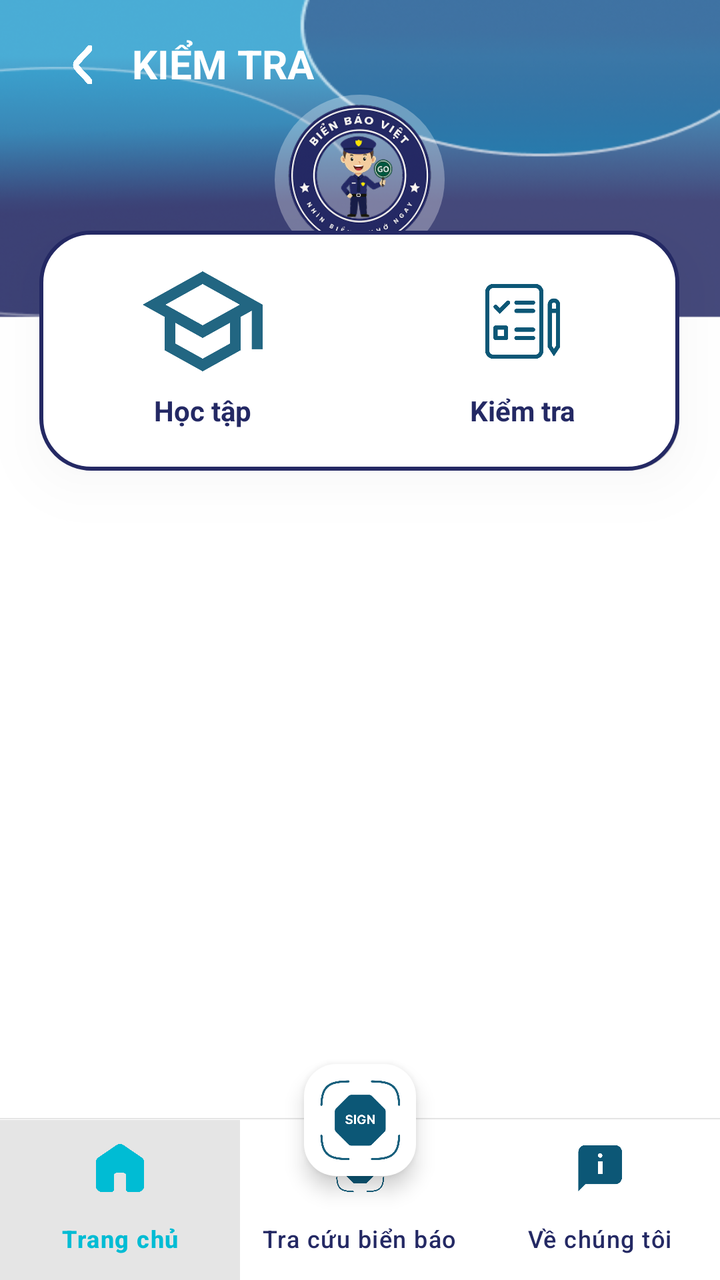
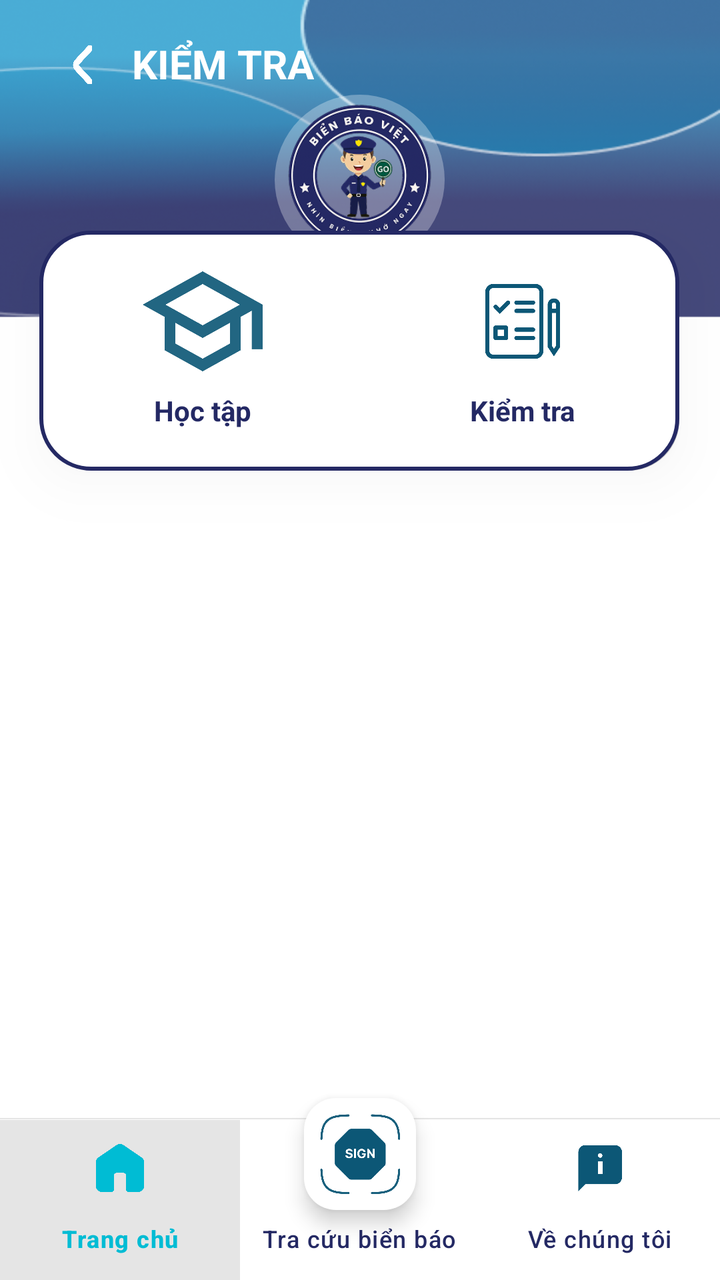

Compare the two renders of this Android layout. The source of the first and the diff that turns it into the second are given below.
<!-- AndroidManifest.xml: application theme Theme.MyApplication -->
<!-- res/layout/activity_home.xml -->
<?xml version="1.0" encoding="utf-8"?>
<androidx.constraintlayout.widget.ConstraintLayout xmlns:android="http://schemas.android.com/apk/res/android"
    xmlns:app="http://schemas.android.com/apk/res-auto"
    xmlns:tools="http://schemas.android.com/tools"
    android:id="@+id/main"
    android:layout_width="match_parent"
    android:layout_height="match_parent"
    android:background="@drawable/home"
    tools:context=".view.HomeActivity">

    <com.google.android.material.appbar.MaterialToolbar
        android:layout_width="match_parent"
        android:layout_height="?attr/actionBarSize"
        android:layout_alignParentTop="true"
        tools:ignore="MissingConstraints">

        <LinearLayout
            android:id="@+id/turnBack"
            android:layout_width="50dp"
            android:layout_height="match_parent"
            android:gravity="center">
            <ImageView
                android:layout_width="10dp"
                android:layout_height="20dp"
                android:background="@drawable/arrow_left">
            </ImageView>
        </LinearLayout>

        <TextView
            android:id="@+id/title_home"
            android:layout_width="wrap_content"
            android:layout_height="wrap_content"
            android:text="KIỂM TRA"
            android:textStyle="bold"
            android:textColor="@color/white"
            android:textSize="20dp"/>
    </com.google.android.material.appbar.MaterialToolbar>

    <LinearLayout
        android:id="@+id/group_content"
        android:layout_width="320dp"
        android:layout_height="120dp"
        android:gravity="center"
        android:background="@drawable/boder_squares_background"
        android:elevation="8dp"  android:translationZ="8dp" app:layout_constraintBottom_toBottomOf="parent"
        app:layout_constraintEnd_toEndOf="parent"
        app:layout_constraintHorizontal_bias="0.495"
        app:layout_constraintStart_toStartOf="parent"
        app:layout_constraintTop_toTopOf="parent"
        app:layout_constraintVertical_bias="0.222">

        <LinearLayout
            android:id="@+id/learn"
            android:layout_width="wrap_content"
            android:layout_height="wrap_content"
            android:gravity="center"
            android:layout_weight="1"
            android:orientation="vertical">

            <ImageView
                android:layout_width="60dp"
                android:layout_height="50dp"
                android:background="@drawable/learn"/>

            <TextView
                android:paddingTop="10dp"
                android:layout_width="wrap_content"
                android:layout_height="wrap_content"
                android:textStyle="bold"
                android:textSize="14dp"
                android:textColor="@color/blue"
                android:text="Học tập"/>

        </LinearLayout>

        <LinearLayout
            android:id="@+id/exam"
            android:layout_width="wrap_content"
            android:layout_height="wrap_content"
            android:gravity="center"
            android:layout_weight="1"
            android:orientation="vertical">

            <ImageView
                android:layout_width="50dp"
                android:layout_height="50dp"
                android:background="@drawable/exam"/>

            <TextView
                android:paddingTop="10dp"
                android:layout_width="wrap_content"
                android:layout_height="wrap_content"
                android:textStyle="bold"
                android:textSize="14dp"
                android:textColor="@color/blue"
                android:text="Kiểm tra"/>

        </LinearLayout>

    </LinearLayout>

    <androidx.recyclerview.widget.RecyclerView
        android:id="@+id/signAdapter"
        android:layout_width="match_parent"
        android:layout_height="485dp"
        app:layout_constraintTop_toBottomOf="@id/group_content"
        android:layout_marginBottom="0dp"
        android:layout_weight="1"
        android:padding="10dp"
        android:scrollbars="vertical"
        tools:ignore="MissingConstraints" />

    <RelativeLayout
        android:layout_width="match_parent"
        android:layout_height="match_parent"
        tools:layout_editor_absoluteX="16dp"
        tools:layout_editor_absoluteY="0dp">

        <View
            android:id="@+id/shadow_view"
            android:layout_width="match_parent"
            android:layout_height="1dp"
            android:layout_above="@+id/nav_view"
            android:background="@drawable/bottom_nav_shadow" />

        <com.google.android.material.bottomnavigation.BottomNavigationView
            android:id="@+id/nav_view"
            android:layout_width="match_parent"
            android:layout_height="wrap_content"
            android:layout_alignParentBottom="true"
            android:background="@color/white"
            android:elevation="8dp"
            app:itemBackground="@drawable/nav_item_background"
            app:itemIconTint="@color/nav_item_icon_color"
            app:itemTextColor="@color/nav_item_text_color"
            app:menu="@menu/menu" />


        <com.google.android.material.floatingactionbutton.FloatingActionButton
            android:id="@+id/scan"
            android:layout_width="wrap_content"
            android:layout_height="wrap_content"
            android:layout_alignParentBottom="true"
            android:layout_centerHorizontal="true"
            android:layout_marginBottom="52dp"
            android:clickable="false"
            android:focusable="false"
            android:src="@drawable/scan_at"
            app:backgroundTint="@color/white"
            app:fabSize="normal"
            app:itemTextColor="@color/blue"
            app:maxImageSize="40dp"
            app:tint="@null" />

        <LinearLayout
            android:id="@+id/toolbar"
            android:layout_width="match_parent"
            android:layout_height="180dp"
            android:layout_alignParentTop="true"
            android:gravity="center"
            tools:ignore="MissingConstraints">

            <ImageView
                android:layout_width="85dp"
                android:layout_height="85dp"
                android:background="@drawable/circle_background"
                android:scaleType="centerCrop"
                android:src="@drawable/logo" />
        </LinearLayout>
    </RelativeLayout>

</androidx.constraintlayout.widget.ConstraintLayout>
<!-- resources referenced by this layout -->
<resources>
  <color name="blue">#242964</color>
  <color name="white">#FFFFFFFF</color>
  <!-- drawable arrow_left: png bitmap (drawable-xhdpi, 4607 bytes) -->
  <!-- drawable boder_squares_background (drawable) -->
  <?xml version="1.0" encoding="utf-8"?>
  <layer-list xmlns:android="http://schemas.android.com/apk/res/android">
      <item android:left="2dp" android:top="2dp"> <shape android:shape="rectangle">
          <corners android:radius="25dp"/>
          <solid android:color="#30000000"/> </shape>
      </item>
      <item>
          <shape android:shape="rectangle">
              <corners android:radius="25dp"/>
              <solid android:color="@color/white"/>
              <stroke android:color="@color/blue" android:width="2dp"/>
          </shape>
      </item>
  </layer-list>
  <!-- drawable bottom_nav_shadow (drawable) -->
  <shape xmlns:android="http://schemas.android.com/apk/res/android"
      android:shape="rectangle">
      <gradient
          android:startColor="#26000000"
          android:endColor="@android:color/transparent"
          android:angle="270"/>
  </shape>
  <!-- drawable circle_background (drawable) -->
  <shape xmlns:android="http://schemas.android.com/apk/res/android"
      android:shape="oval">
      <solid android:color="@color/white_50" />
  </shape>
  <!-- drawable exam: png bitmap (drawable-xhdpi, 8192 bytes) -->
  <!-- drawable home: png bitmap (drawable-xhdpi, 60099 bytes) -->
  <!-- drawable learn: png bitmap (drawable-xhdpi, 7352 bytes) -->
  <!-- drawable logo: png bitmap (drawable-xhdpi, 56740 bytes) -->
  <!-- drawable nav_item_background (drawable) -->
  <?xml version="1.0" encoding="utf-8"?>
  <selector xmlns:android="http://schemas.android.com/apk/res/android">
      <item android:drawable="@color/semi_transparent_black" android:state_checked="true" />
      <item android:drawable="@color/white" />
      <item android:state_pressed="true"> <color android:color="?attr/colorControlHighlight" /> </item>
  </selector>
  <!-- drawable scan_at: png bitmap (drawable-xhdpi, 16127 bytes) -->
  <style name="Theme.MyApplication" parent="Base.Theme.MyApplication" />
  <color name="white_50">#4CFFFFFF</color>
  <color name="semi_transparent_black">#1A000000</color>
  <style name="Base.Theme.MyApplication" parent="Theme.Material3.DayNight.NoActionBar">
          
          
      </style>
</resources>

<!-- the commit's change to res/layout/activity_home.xml (unified diff, before → after) -->
@@ -142,7 +142,7 @@
             android:layout_height="wrap_content"
             android:layout_alignParentBottom="true"
             android:layout_centerHorizontal="true"
-            android:layout_marginBottom="52dp"
+            android:layout_marginBottom="35dp"
             android:clickable="false"
             android:focusable="false"
             android:src="@drawable/scan_at"
